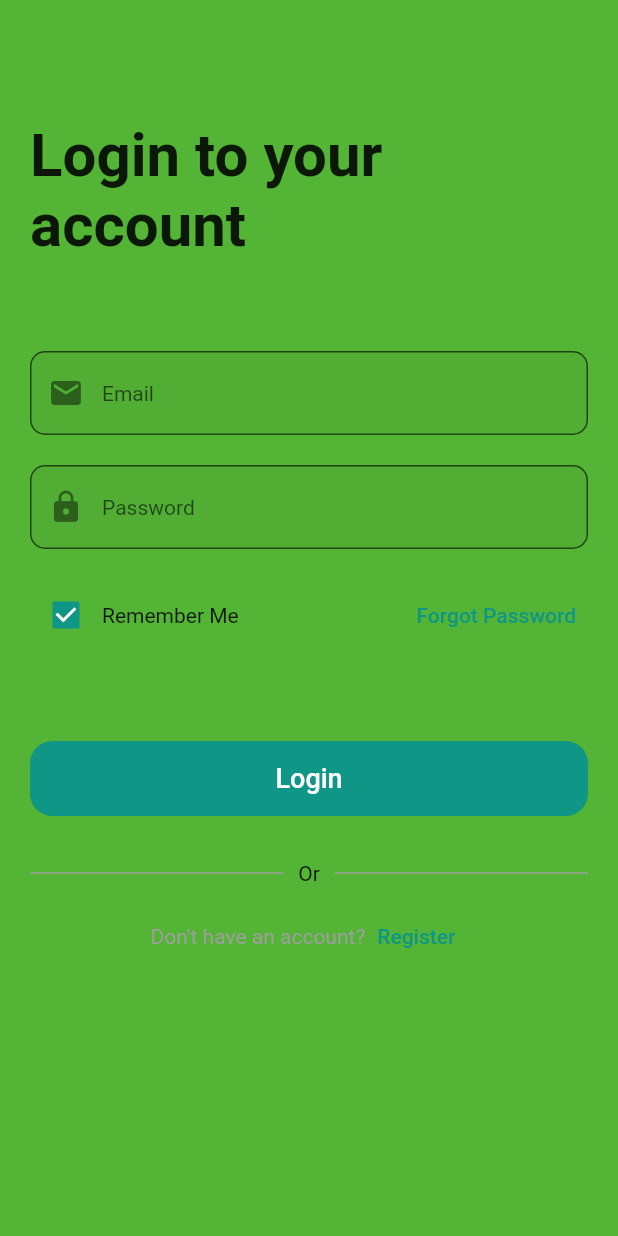
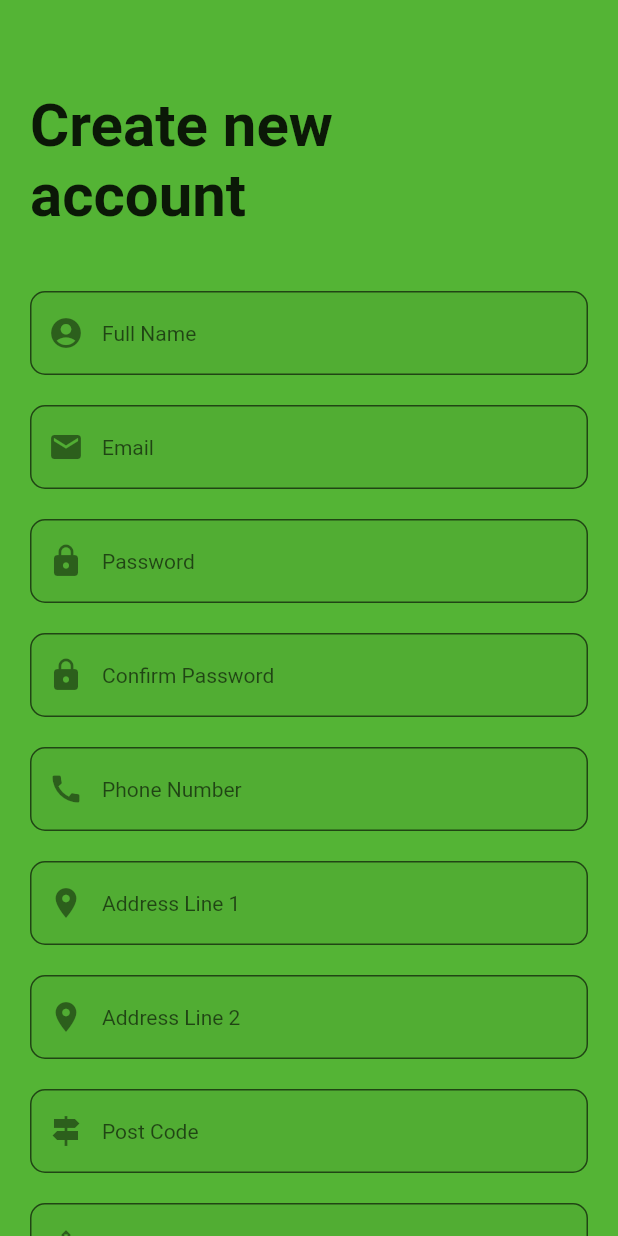
Before and after one commit to Gurung-Manish/HandyMan-Mobile, a Flutter app: the screen it shows after launch, on a phone screen of 412 x 824 dp. Run offline on Flutter 3.47's test engine with Material 2 defaults, Android fonts, the light colour scheme and no system bars; our stand-ins replace bloc, flutter_bloc, freezed_annotation.

Commit message:
creating all the block files and model class register

```diff
--- a/lib/features/login/presentation/pages/login_page.dart
+++ b/lib/features/login/presentation/pages/login_page.dart
@@ -24,7 +24,7 @@ class LoginPage extends StatelessWidget {
                 crossAxisAlignment: CrossAxisAlignment.start,
                 children: [
                   const SizedBox(
-                    height: 60,
+                    height: 40,
                   ),
                   const Text(
                     "Login to your\naccount",
@@ -32,7 +32,7 @@ class LoginPage extends StatelessWidget {
                     style: TextStyle(fontSize: 40, fontWeight: FontWeight.bold),
                   ),
                   const SizedBox(
-                    height: 60,
+                    height: 40,
                   ),
                   TextFormField(
                     controller: _emailController,
--- /dev/null
+++ b/lib/features/register/data/models/register_api_model.dart
@@ -0,0 +1,22 @@
+import 'package:freezed_annotation/freezed_annotation.dart';
+part 'register_api_model.freezed.dart';
+part 'register_api_model.g.dart';
+
+@freezed
+class RegisterApiModel with _$RegisterApiModel {
+  const factory RegisterApiModel({
+    required String userId,
+    required String username,
+    required String password,
+    required String email,
+    required String phoneNumber,
+    required String addressLine1,
+    required String addressLine2,
+    required String postCode,
+    required String city,
+    required String role,
+  }) = _RegisterApiModel;
+
+  factory RegisterApiModel.fromJson(Map<String, dynamic> json) =>
+      _$RegisterApiModelFromJson(json);
+}
--- a/lib/features/register/presentation/bloc/register_bloc.dart
+++ b/lib/features/register/presentation/bloc/register_bloc.dart
@@ -7,8 +7,12 @@ part 'register_bloc.freezed.dart';
 
 class RegisterBloc extends Bloc<RegisterEvent, RegisterState> {
   RegisterBloc() : super(RegisterInitialState()) {
-    on<_onRegister>((event, emit) {
+    on<_onRegister>((event, emit) async {
       // TODO: implement event handler
+      emit((RegisterState.loading()));
+      await Future.delayed(Duration(seconds: 2), () {
+        emit(RegisterState.loaded());
+      });
     });
   }
 }
--- /dev/null
+++ b/lib/features/register/presentation/pages/register_page.dart
@@ -0,0 +1,228 @@
+import 'package:flutter/material.dart';
+import 'package:flutter/services.dart';
+import 'package:flutter_bloc/flutter_bloc.dart';
+import 'package:handyman_mobile/theme/colors.dart';
+
+class RegisterPage extends StatelessWidget {
+  const RegisterPage({super.key});
+
+  @override
+  Widget build(BuildContext context) {
+    final _formKey = GlobalKey<FormState>();
+    final _emailController = TextEditingController();
+    final _fullNameController = TextEditingController();
+    final _passwordController = TextEditingController();
+    final _confirmPasswordController = TextEditingController();
+    final _phoneNumberController = TextEditingController();
+    final _addressLine1Controller = TextEditingController();
+    final _addressLine2Controller = TextEditingController();
+    final _postCodeController = TextEditingController();
+    final _cityContoller = TextEditingController();
+
+    return Scaffold(
+      body: SafeArea(
+        child: SingleChildScrollView(
+          child: Container(
+            padding: const EdgeInsets.all(20),
+            child: Form(
+                key: _formKey,
+                child: Column(
+                  crossAxisAlignment: CrossAxisAlignment.start,
+                  children: [
+                    const SizedBox(
+                      height: 40,
+                    ),
+                    const Text(
+                      "Create new\naccount",
+                      maxLines: 2,
+                      style:
+                          TextStyle(fontSize: 40, fontWeight: FontWeight.bold),
+                    ),
+                    const SizedBox(
+                      height: 40,
+                    ),
+                    TextFormField(
+                      controller: _fullNameController,
+                      style: const TextStyle(fontSize: 14),
+                      decoration: InputDecoration(
+                        filled: true,
+                        prefixIcon: const Icon(
+                          Icons.account_circle,
+                        ),
+                        border: OutlineInputBorder(
+                          borderRadius: BorderRadius.circular(10),
+                        ),
+                        hintText: "Full Name",
+                      ),
+                    ),
+                    const SizedBox(
+                      height: 20,
+                    ),
+                    TextFormField(
+                      controller: _emailController,
+                      style: const TextStyle(fontSize: 14),
+                      decoration: InputDecoration(
+                        filled: true,
+                        prefixIcon: const Icon(
+                          Icons.email,
+                        ),
+                        border: OutlineInputBorder(
+                          borderRadius: BorderRadius.circular(10),
+                        ),
+                        hintText: "Email",
+                      ),
+                    ),
+                    const SizedBox(
+                      height: 20,
+                    ),
+                    TextFormField(
+                      obscureText: true,
+                      controller: _passwordController,
+                      style: const TextStyle(fontSize: 14),
+                      decoration: InputDecoration(
+                        filled: true,
+                        prefixIcon: const Icon(
+                          Icons.lock,
+                        ),
+                        border: OutlineInputBorder(
+                          borderRadius: BorderRadius.circular(10),
+                        ),
+                        hintText: "Password",
+                      ),
+                    ),
+                    const SizedBox(
+                      height: 20,
+                    ),
+                    TextFormField(
+                      obscureText: true,
+                      controller: _confirmPasswordController,
+                      style: const TextStyle(fontSize: 14),
+                      decoration: InputDecoration(
+                        filled: true,
+                        prefixIcon: const Icon(
+                          Icons.lock,
+                        ),
+                        border: OutlineInputBorder(
+                          borderRadius: BorderRadius.circular(10),
+                        ),
+                        hintText: "Confirm Password",
+                      ),
+                    ),
+                    const SizedBox(
+                      height: 20,
+                    ),
+                    TextFormField(
+                      controller: _phoneNumberController,
+                      style: const TextStyle(fontSize: 14),
+                      decoration: InputDecoration(
+                        filled: true,
+                        prefixIcon: const Icon(
+                          Icons.call,
+                        ),
+                        border: OutlineInputBorder(
+                          borderRadius: BorderRadius.circular(10),
+                        ),
+                        hintText: "Phone Number",
+                      ),
+                      inputFormatters: [
+                        FilteringTextInputFormatter.digitsOnly,
+                      ],
+                      keyboardType: TextInputType.phone,
+                    ),
+                    const SizedBox(
+                      height: 20,
+                    ),
+                    TextFormField(
+                      obscureText: true,
+                      controller: _addressLine1Controller,
+                      style: const TextStyle(fontSize: 14),
+                      decoration: InputDecoration(
+                        filled: true,
+                        prefixIcon: const Icon(
+                          Icons.location_on,
+                        ),
+                        border: OutlineInputBorder(
+                          borderRadius: BorderRadius.circular(10),
+                        ),
+                        hintText: "Address Line 1",
+                      ),
+                    ),
+                    const SizedBox(
+                      height: 20,
+                    ),
+                    TextFormField(
+                      obscureText: true,
+                      controller: _addressLine2Controller,
+                      style: const TextStyle(fontSize: 14),
+                      decoration: InputDecoration(
+                        filled: true,
+                        prefixIcon: const Icon(
+                          Icons.location_on,
+                        ),
+                        border: OutlineInputBorder(
+                          borderRadius: BorderRadius.circular(10),
+                        ),
+                        hintText: "Address Line 2",
+                      ),
+                    ),
+                    const SizedBox(
+                      height: 20,
+                    ),
+                    TextFormField(
+                      obscureText: true,
+                      controller: _postCodeController,
+                      style: const TextStyle(fontSize: 14),
+                      decoration: InputDecoration(
+                        filled: true,
+                        prefixIcon: const Icon(
+                          Icons.signpost,
+                        ),
+                        border: OutlineInputBorder(
+                          borderRadius: BorderRadius.circular(10),
+                        ),
+                        hintText: "Post Code",
+                      ),
+                    ),
+                    const SizedBox(
+                      height: 20,
+                    ),
+                    TextFormField(
+                      obscureText: true,
+                      controller: _cityContoller,
+                      style: const TextStyle(fontSize: 14),
+                      decoration: InputDecoration(
+                        filled: true,
+                        prefixIcon: const Icon(
+                          Icons.location_city,
+                        ),
+                        border: OutlineInputBorder(
+                          borderRadius: BorderRadius.circular(10),
+                        ),
+                        hintText: "city",
+                      ),
+                    ),
+                    const SizedBox(
+                      height: 20,
+                    ),
+                    Container(
+                      height: 50,
+                      width: double.infinity,
+                      child: ClipRRect(
+                        borderRadius: BorderRadius.circular(15),
+                        child: ElevatedButton(
+                            onPressed: () =>
+                                {if (_formKey.currentState!.validate()) {}},
+                            child: const Text(
+                              "Register",
+                              style: TextStyle(fontSize: 18),
+                            )),
+                      ),
+                    ),
+                  ],
+                )),
+          ),
+        ),
+      ),
+    );
+  }
+}
--- a/lib/main.dart
+++ b/lib/main.dart
@@ -1,5 +1,6 @@
 import 'package:flutter/material.dart';
 import 'package:flutter_bloc/flutter_bloc.dart';
+import 'package:handyman_mobile/features/register/presentation/pages/register_page.dart';
 import 'package:handyman_mobile/theme/colors.dart';
 
 import 'features/login/presentation/bloc/login_bloc.dart';
@@ -22,7 +23,7 @@ class MyApp extends StatelessWidget {
         BlocProvider(
           create: (context) => LoginBloc(),
         )
-      ], child: LoginPage()),
+      ], child: RegisterPage()),
     );
   }
 }
```
Also changed, not shown: lib/features/register/data/models/register_api_model.freezed.dart (added), lib/features/register/data/models/register_api_model.g.dart (added).
